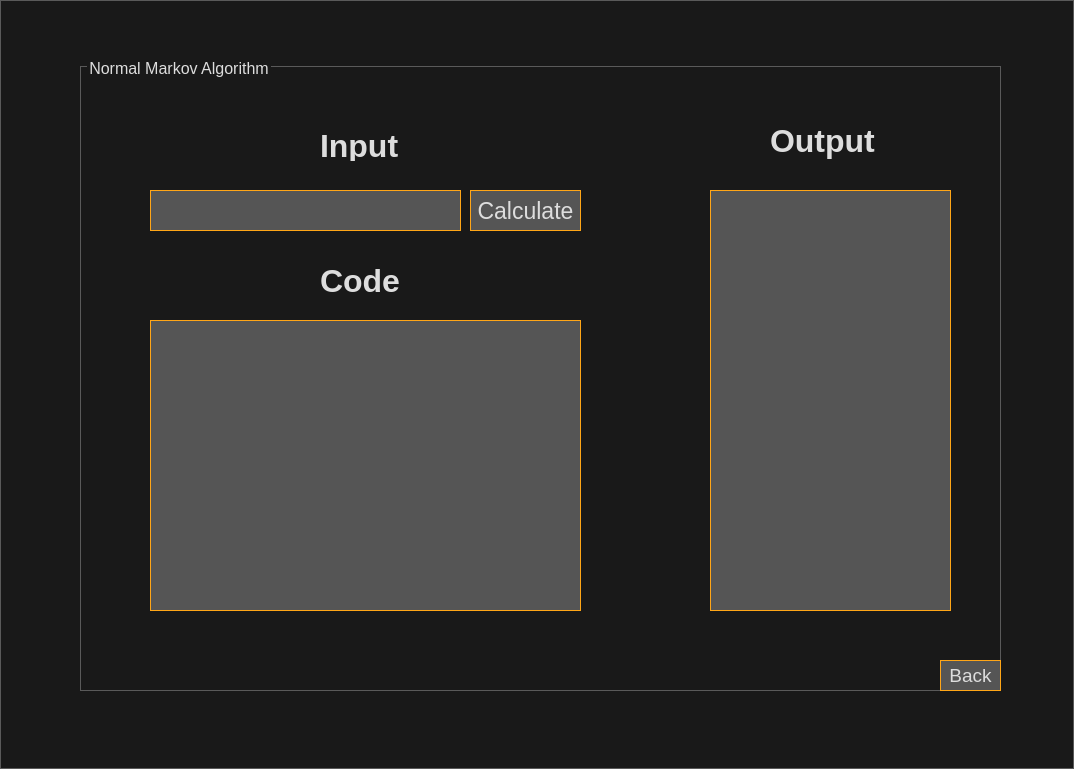
Above: uis/NAM_ui.ui from AKnuazev/MLiTA_application before the change. Below: the same form after it.
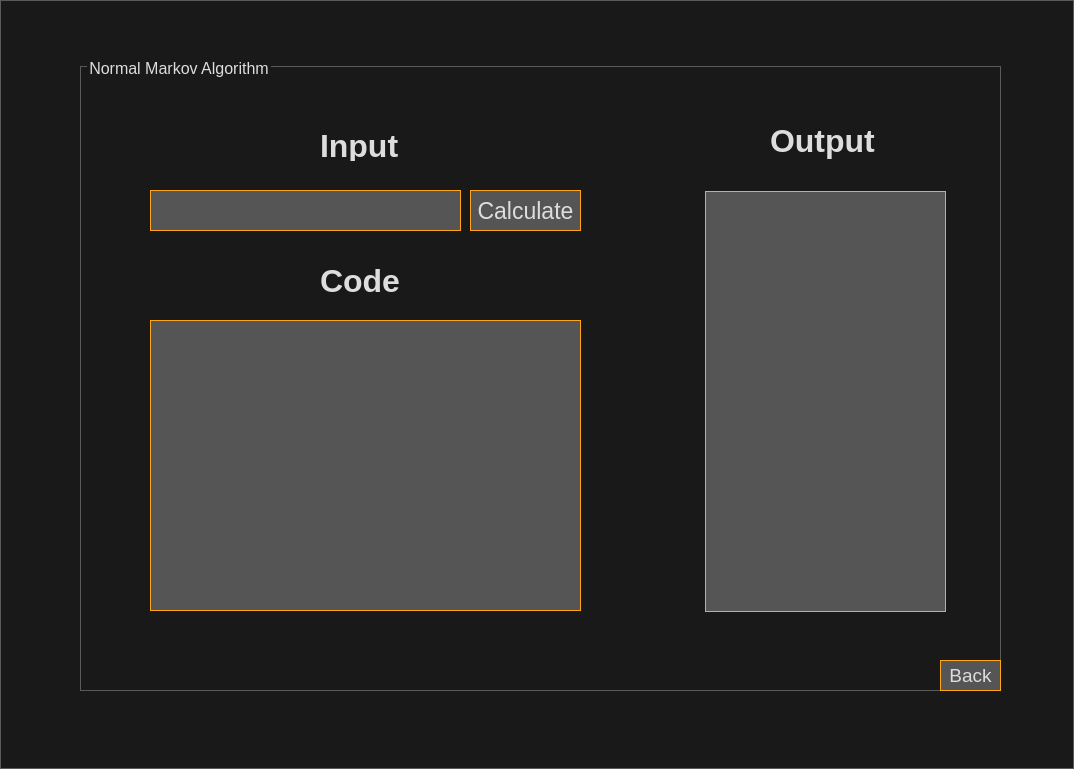
That is the form after the change.

Commit message: Modifying app_launch: Now windows are interactive and connected to each other and input is checked on emptiness

Diff of the .ui file:
```diff
--- a/uis/NAM_ui.ui
+++ b/uis/NAM_ui.ui
@@ -314,24 +314,6 @@
     <property name="title">
      <string>Normal Markov Algorithm</string>
     </property>
-    <widget class="QListView" name="listView">
-     <property name="geometry">
-      <rect>
-       <x>630</x>
-       <y>130</y>
-       <width>241</width>
-       <height>421</height>
-      </rect>
-     </property>
-     <property name="font">
-      <font>
-       <pointsize>16</pointsize>
-      </font>
-     </property>
-     <property name="styleSheet">
-      <string notr="true">border-color: rgb(255, 166, 23);background-color: rgb(85, 85, 85);</string>
-     </property>
-    </widget>
     <widget class="QLabel" name="label">
      <property name="geometry">
       <rect>
@@ -493,6 +475,25 @@
       <string>Back</string>
      </property>
     </widget>
+    <widget class="QListWidget" name="output_list">
+     <property name="geometry">
+      <rect>
+       <x>625</x>
+       <y>131</y>
+       <width>241</width>
+       <height>421</height>
+      </rect>
+     </property>
+     <property name="font">
+      <font>
+       <pointsize>12</pointsize>
+      </font>
+     </property>
+     <property name="styleSheet">
+      <string notr="true">border-color: rgb(255, 166, 23);
+background-color: rgb(85, 85, 85);</string>
+     </property>
+    </widget>
    </widget>
    <zorder>groupBox</zorder>
    <zorder>back_button</zorder>
```
Left out of the diff: 3 changed lines with no effect on the pictures. The commit also changes 6 other files.
